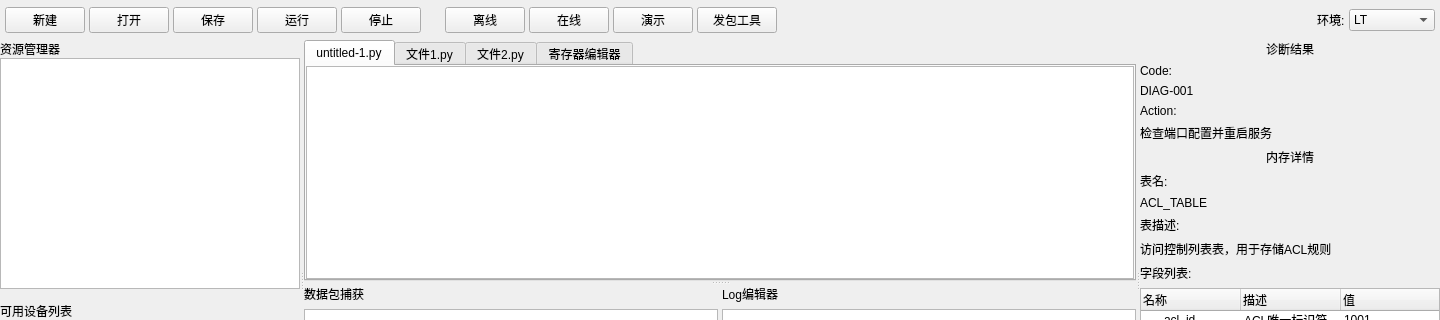
Before: the Qt Designer form src/ui/main_window.ui in haimenlinchen/Pkjviz-py, drawn with Qt 5; both pictures show x 0 to 1440 and y 0 to 320 of the 1440 by 793 pixel window.
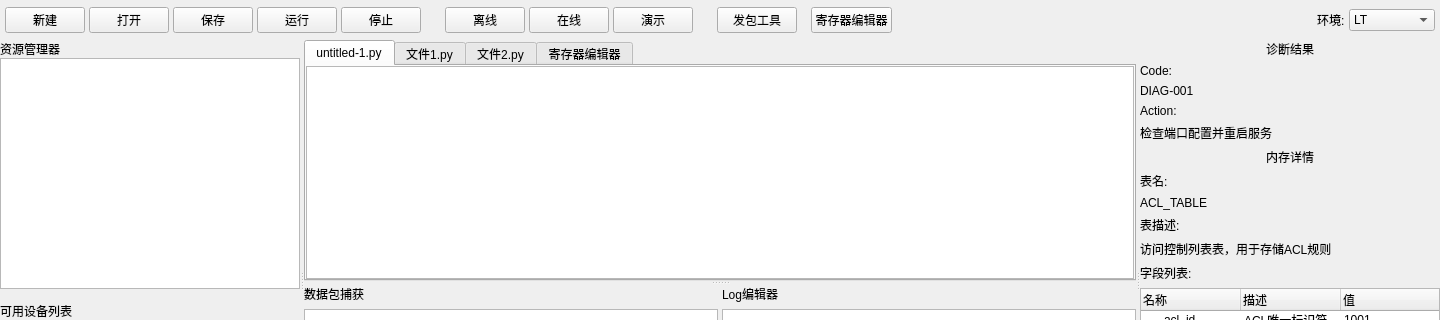
After: the same form once the commit is applied.

```diff
--- a/src/ui/main_window.ui
+++ b/src/ui/main_window.ui
@@ -132,16 +132,6 @@
          </property>
         </widget>
        </item>
-       <item>
-        <widget class="QPushButton" name="packetToolButton">
-         <property name="text">
-          <string>发包工具</string>
-         </property>
-         <property name="visible">
-          <bool>false</bool>
-         </property>
-        </widget>
-       </item>
        <item>
         <spacer name="horizontalSpacer_2">
          <property name="orientation">
@@ -158,6 +148,36 @@
          </property>
         </spacer>
        </item>
+       <item>
+        <widget class="QPushButton" name="packetToolButton">
+         <property name="text">
+          <string>发包工具</string>
+         </property>
+        </widget>
+       </item>
+       <item>
+        <spacer name="horizontalSpacer_4">
+         <property name="orientation">
+          <enum>Qt::Horizontal</enum>
+         </property>
+         <property name="sizeType">
+          <enum>QSizePolicy::Fixed</enum>
+         </property>
+         <property name="sizeHint" stdset="0">
+          <size>
+           <width>10</width>
+           <height>20</height>
+          </size>
+         </property>
+        </spacer>
+       </item>
+       <item>
+        <widget class="QPushButton" name="registerEditorButton">
+         <property name="text">
+          <string>寄存器编辑器</string>
+         </property>
+        </widget>
+       </item>
        <item>
         <spacer name="horizontalSpacer_3">
          <property name="orientation">
```
